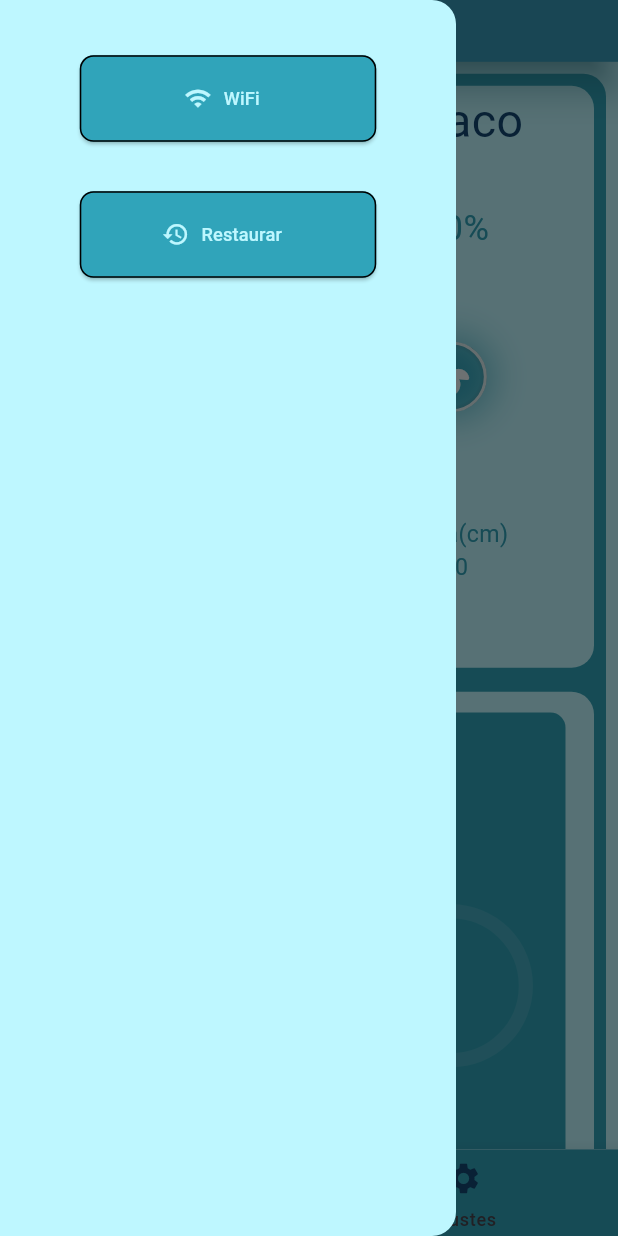
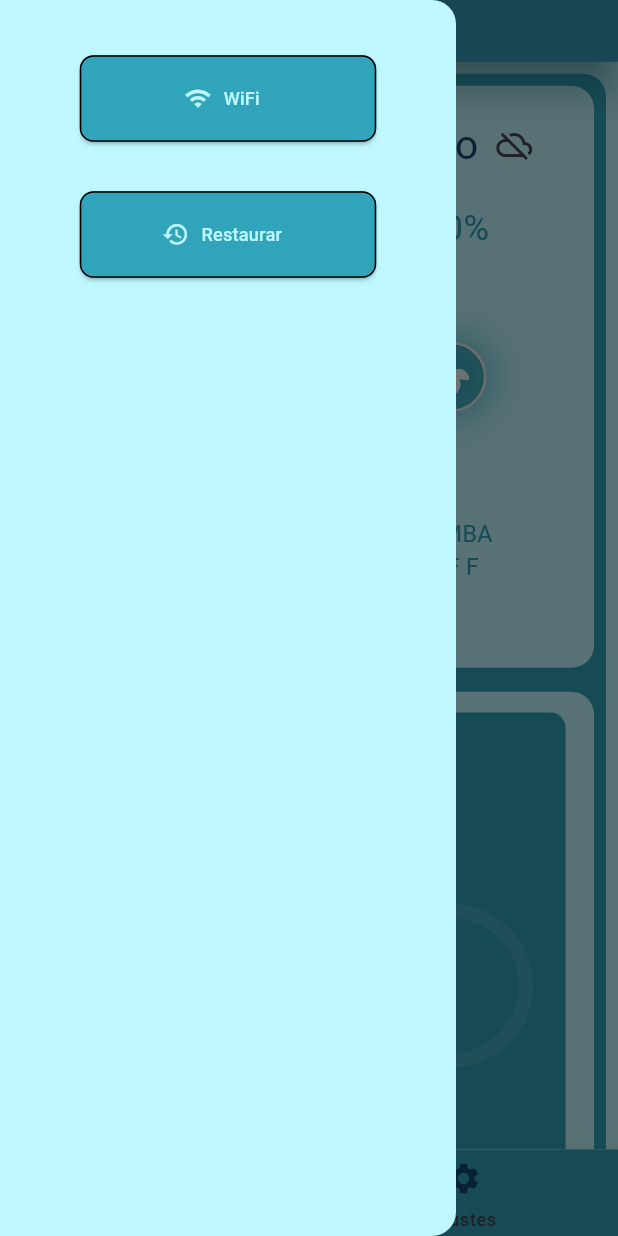
Before and after one commit to AldahirLg/WateLevelController, a Flutter app: the screen it shows after launch, with the side drawer open, on a phone screen of 412 x 824 dp. Run offline on Flutter 3.47's test engine with Material 3 defaults, Android fonts, the light colour scheme and no system bars; drawn by our look-alikes of percent_indicator; our stand-ins replace animated_toggle_switch, font_awesome_flutter, permission_handler, shared_preferences; missing offline and left inert: flutter_spinbox, network_tools_flutter, qrscan, web_socket_client, wifi_iot, wifi_scan.

Commit message:
last version

```diff
--- a/lib/views/levelController.dart
+++ b/lib/views/levelController.dart
@@ -117,13 +117,6 @@ class _WaterLevelControllerState extends State<WaterLevelController> {
 
     if (tankProvider.stateWs) {
       //Future.microtask(() => _showConnectionErrorDialog(context, tankProvider));
-    }
-
-    if (tankProvider.alert == 1 && !tankProvider.alertShow) {
-      //Future.microtask(() => alertShow(context, tankProvider));
-      tankProvider.changeAlertShow(true);
-    } else if (tankProvider.alert != 1) {
-      //tankProvider.changeAlertShow(false);
     }
 
     if (!tankProvider.stateWs) {}
@@ -248,7 +241,6 @@ class _WaterLevelControllerState extends State<WaterLevelController> {
                       mainAxisAlignment: MainAxisAlignment.center,
                       children: [
                         SizedBox(height: screenHeight * 0.03),
-
                         // Botón WiFi
                         _buildResponsiveButton(
                           context,
@@ -258,46 +250,7 @@ class _WaterLevelControllerState extends State<WaterLevelController> {
                               Navigator.pushNamed(context, '/config'),
                           screenSize: Size(screenWidth, screenHeight),
                         ),
-
-                        SizedBox(height: screenHeight * 0.02),
-
-                        // Botón Conectar
-                        /*_buildResponsiveButton(
-                          context,
-                          icon: Icons.cast_connected,
-                          label: 'Conectar',
-                          onPressed: () {
-                            _timer?.cancel();
-                            //tankProvider.setStateWS(false);
-                            //tankProvider.discoverESP32();
-                          },
-                          screenSize: Size(screenWidth, screenHeight),
-                        ),*/
-                        /*_buildResponsiveButton(
-                          context,
-                          icon: Icons.cast_connected,
-                          label: 'Cerrar',
-                          onPressed: () {
-                            //tankProvider.setStateWS(true);
-                            tankProvider.closeConnectionToServer();
-                          },
-                          screenSize: Size(screenWidth, screenHeight),
-                        ),
-
-                        SizedBox(height: screenHeight * 0.02),
-
-                        // Botón Configuración
-                        _buildResponsiveButton(
-                          context,
-                          icon: Icons.settings,
-                          label: 'Configuración',
-                          onPressed: () =>
-                              Navigator.pushNamed(context, '/setting'),
-                          screenSize: Size(screenWidth, screenHeight),
-                        ),*/
-
-                        SizedBox(height: screenHeight * 0.02),
-
+                        SizedBox(height: screenHeight * 0.04),
                         // Botón Restaurar
                         _buildResponsiveButton(
                           context,
@@ -306,25 +259,6 @@ class _WaterLevelControllerState extends State<WaterLevelController> {
                           onPressed: () => confirmRemove(context, tankProvider),
                           screenSize: Size(screenWidth, screenHeight),
                         ),
-
-                        //SizedBox(height: screenHeight * 0.04),
-
-                        // Indicador de conexión
-                        /*tankProvider.stateWs
-                            ? Container(
-                                width: screenWidth * 0.7,
-                                padding: EdgeInsets.symmetric(
-                                    horizontal: screenWidth * 0.05),
-                                child: Text(
-                                  tankProvider.indicator,
-                                  textAlign: TextAlign.center,
-                                  style: TextStyle(
-                                    fontSize: screenWidth * 0.035,
-                                    color: azulObscuro,
-                                  ),
-                                ),
-                              )
-                            : CircularProgressIndicator(color: azulClaro),*/
                       ],
                     ),
                   ),
@@ -349,23 +283,11 @@ class _WaterLevelControllerState extends State<WaterLevelController> {
                       height: MediaQuery.of(context).size.height,
                       child: Column(
                         children: [_containerCentral(tankProvider)],
-                      )
-
-                      /*IndexedStack(
-                  index: tankProvider.inde,
-                  children: [
-                    Column(children: [_containerCentral(tankProvider)]),
-                    Container(
-                      color: azulClaro,
-                      child: RandomImages(),
-                    )
-                  ],
-                ),*/
+                      )),
                 ),
               ),
             ),
-            ),
-            SizedBox.expand(child: confValueSistem(tankProvider))
+            SizedBox.expand(child: confValueSystem(tankProvider))
           ][currentPage]),
     );
   }
@@ -441,6 +363,8 @@ class _WaterLevelControllerState extends State<WaterLevelController> {
                 child: Padding(
                   padding: const EdgeInsets.all(0.8),
                   child: BuildButtons(
+                    alerState: tankProvider.alert,
+                    stateTinaco: tankProvider.espTinaco,
                     stateRele: tankProvider.rele,
                     tank: 'Tinaco',
                     containerHeigth: containerHeight,
@@ -462,15 +386,23 @@ class _WaterLevelControllerState extends State<WaterLevelController> {
     ));
   }
 
-  Widget confValueSistem(TankProvider tankProvider) {
+  ScaffoldFeatureController<SnackBar, SnackBarClosedReason> snackBarShow() {
+    return ScaffoldMessenger.of(context).showSnackBar(
+      SnackBar(
+        backgroundColor: azulObscuro,
+        content: const Text('No esta conectado'),
+        duration: const Duration(seconds: 2),
+      ),
+    );
+  }
+
+  Widget confValueSystem(TankProvider tankProvider) {
     final screenHeight = MediaQuery.of(context).size.height;
     final screenWidth = MediaQuery.of(context).size.height;
     return SingleChildScrollView(
       child: Padding(
           padding: const EdgeInsets.all(16.0),
           child: Column(
-            //mainAxisAlignment: MainAxisAlignment.center,
-            //crossAxisAlignment: CrossAxisAlignment.center,
             children: [
               // Título Tinaco
               Text(
@@ -482,22 +414,20 @@ class _WaterLevelControllerState extends State<WaterLevelController> {
                 ),
               ),
               const SizedBox(height: 10),
-              SpinBoxBuild(
+              spinBoxBuild(
+                  state: tankProvider.iniciar,
                   name: 'Altura del Tinaco (cm)',
                   screenWidth: screenWidth,
                   azulObscuro: azulObscuro,
                   value: tankProvider.alturaTinaco,
                   onChanged: (value) {
-                  //if (!tankProvider.channel) {
                     tankProvider.heightTin(value);
-                  //} else {
                     print('Canal Cerrado');
-                  // }
-                },
-              ),
+                  }),
 
               const SizedBox(height: 20),
-              SpinBoxBuild(
+              spinBoxBuild(
+                  state: tankProvider.iniciar,
                   name: 'Iniciar en %',
                   screenWidth: screenWidth,
                   azulObscuro: azulObscuro,
@@ -507,7 +437,8 @@ class _WaterLevelControllerState extends State<WaterLevelController> {
                   }),
 
               const SizedBox(height: 20),
-              SpinBoxBuild(
+              spinBoxBuild(
+                  state: tankProvider.iniciar,
                   name: 'Detener en %',
                   screenWidth: screenWidth,
                   azulObscuro: azulObscuro,
@@ -528,7 +459,8 @@ class _WaterLevelControllerState extends State<WaterLevelController> {
                 ),
               ),
               const SizedBox(height: 10),
-              SpinBoxBuild(
+              spinBoxBuild(
+                  state: tankProvider.iniciar,
                   name: 'Altura de la Cisterna (cm)',
                   screenWidth: screenWidth,
                   azulObscuro: azulObscuro,
@@ -539,7 +471,8 @@ class _WaterLevelControllerState extends State<WaterLevelController> {
               // Altura de la Cisterna
 
               const SizedBox(height: 20),
-              SpinBoxBuild(
+              spinBoxBuild(
+                  state: tankProvider.iniciar,
                   name: 'Iniciar en %',
                   screenWidth: screenWidth,
                   azulObscuro: azulObscuro,
@@ -548,11 +481,8 @@ class _WaterLevelControllerState extends State<WaterLevelController> {
                     tankProvider.limMinC(value);
                   }),
               // Iniciar en % (Cisterna)
-
               const SizedBox(height: 20),
-
               // Título Iniciar Proceso
-
               SizedBox(
                 height:
                     MediaQuery.of(context).orientation == Orientation.portrait
@@ -605,6 +535,8 @@ class _WaterLevelControllerState extends State<WaterLevelController> {
                 child: Padding(
                   padding: const EdgeInsets.all(0.8),
                   child: BuildButtons(
+                    alerState: tankProvider.alert,
+                    stateTinaco: tankProvider.espTinaco,
                     stateRele: tankProvider.rele,
                     tank: 'Cisterna',
                     containerHeigth: containerHeight,
@@ -728,7 +660,6 @@ class _WaterLevelControllerState extends State<WaterLevelController> {
               TextButton(
                   onPressed: () {
                     Navigator.of(context).pop();
-                    provider.alertState(0);
                   },
                   child: Text(
                     'Desactivar',
@@ -761,7 +692,8 @@ class _WaterLevelControllerState extends State<WaterLevelController> {
             borderRadius: BorderRadius.circular(screenSize.width * 0.03),
           ),
         ),
-        onPressed: onPressed,
+        onLongPress: onPressed,
+        onPressed: null,
         icon: Icon(icon, size: screenSize.width * 0.06),
         label: Text(
           label,
--- a/lib/views/setting_ view.dart
+++ b/lib/views/setting_ view.dart
@@ -57,7 +57,8 @@ class _SettingViewState extends State<SettingView> {
                   ),
                 ),
                 const SizedBox(height: 10),
-                SpinBoxBuild(
+                spinBoxBuild(
+                  state: tankProvider.iniciar,
                   name: 'Altura del Tinaco (cm)',
                   screenWidth: screenWidth,
                   azulObscuro: azulObscuro,
@@ -72,7 +73,8 @@ class _SettingViewState extends State<SettingView> {
                 ),
 
                 const SizedBox(height: 20),
-                SpinBoxBuild(
+                spinBoxBuild(
+                    state: tankProvider.iniciar,
                     name: 'Iniciar en %',
                     screenWidth: screenWidth,
                     azulObscuro: azulObscuro,
@@ -82,7 +84,8 @@ class _SettingViewState extends State<SettingView> {
                     }),
 
                 const SizedBox(height: 20),
-                SpinBoxBuild(
+                spinBoxBuild(
+                    state: tankProvider.iniciar,
                     name: 'Detener en %',
                     screenWidth: screenWidth,
                     azulObscuro: azulObscuro,
@@ -103,7 +106,8 @@ class _SettingViewState extends State<SettingView> {
                   ),
                 ),
                 const SizedBox(height: 10),
-                SpinBoxBuild(
+                spinBoxBuild(
+                    state: tankProvider.iniciar,
                     name: 'Altura de la Cisterna (cm)',
                     screenWidth: screenWidth,
                     azulObscuro: azulObscuro,
@@ -114,7 +118,8 @@ class _SettingViewState extends State<SettingView> {
                 // Altura de la Cisterna
 
                 const SizedBox(height: 20),
-                SpinBoxBuild(
+                spinBoxBuild(
+                    state: tankProvider.iniciar,
                     name: 'Iniciar en %',
                     screenWidth: screenWidth,
                     azulObscuro: azulObscuro,
@@ -158,12 +163,13 @@ class _SettingViewState extends State<SettingView> {
   }
 }
 
-Widget SpinBoxBuild(
+Widget spinBoxBuild(
     {required String name,
     required final double screenWidth,
     required final Color azulObscuro,
     required final double value,
-    required final ValueChanged<double> onChanged}) {
+    required final ValueChanged<double> onChanged,
+    required final bool state}) {
   return SpinBox(
       decoration: InputDecoration(
         floatingLabelAlignment: FloatingLabelAlignment.center,
@@ -187,9 +193,10 @@ Widget SpinBoxBuild(
         color: azulObscuro,
         fontSize: screenWidth * 0.025,
       ),
+      enabled: state ? false : true,
       step: 5,
       min: 0,
       max: 400,
       value: value,
-      onChanged: onChanged);
+      onSubmitted: onChanged);
 }
--- a/lib/widgets/buildButons.dart
+++ b/lib/widgets/buildButons.dart
@@ -10,9 +10,11 @@ class BuildButtons extends StatelessWidget {
 
   final double valuemax;
   final bool stateRele;
+  final bool stateTinaco;
+  final bool alerState;
 
-  const BuildButtons({
-    super.key,
+  const BuildButtons(
+      {super.key,
       required this.tank,
       required this.containerHeigth,
       required this.onChanged,
@@ -20,7 +22,8 @@ class BuildButtons extends StatelessWidget {
       required this.valuemax,
       required this.porcentaje,
       required this.stateRele,
-  });
+      required this.stateTinaco,
+      required this.alerState});
 
   @override
   Widget build(BuildContext context) {
@@ -31,9 +34,34 @@ class BuildButtons extends StatelessWidget {
       children: [
         Expanded(
           flex: 1,
-          child: Text(tank,
+          child: Row(
+            mainAxisAlignment: MainAxisAlignment.center,
+            children: [
+              Text(tank,
                   style: TextStyle(
-                  fontSize: containerHeigth * 0.08, color: azulObscuro)),
+                      fontSize: containerHeigth * 0.07, color: azulObscuro)),
+              tank == 'Tinaco'
+                  ? IconButton(
+                      onPressed: () {
+                        if (stateTinaco) {
+                          return;
+                        }
+                        ScaffoldMessenger.of(context).showSnackBar(
+                          SnackBar(
+                            backgroundColor: azulObscuro,
+                            content:
+                                const Text('No hay conexion con el Tinaco'),
+                            duration: const Duration(seconds: 2),
+                          ),
+                        );
+                      },
+                      icon: Icon(stateTinaco
+                          ? Icons.cloud_outlined
+                          : Icons.cloud_off_outlined),
+                    )
+                  : const Text('')
+            ],
+          ),
         ),
         Expanded(
             flex: 1,
@@ -45,7 +73,48 @@ class BuildButtons extends StatelessWidget {
                   style: TextStyle(
                       fontSize: containerHeight * 0.3, color: azulClaro));
             })),
-        RotatingFan(
+        alerState
+            ? Expanded(
+                flex: 2,
+                child: LayoutBuilder(builder: (context, constraints) {
+                  double maxHeight = constraints.maxHeight;
+                  double maxWidth = constraints.maxHeight;
+                  return Column(
+                    mainAxisAlignment: MainAxisAlignment.center,
+                    children: [
+                      Text(
+                        'Alerta!!',
+                        maxLines: 2,
+                        style: TextStyle(
+                            fontSize: maxWidth * 0.1, color: azulObscuro),
+                      ),
+                      Text(
+                        'Haz click en el Icono',
+                        style: TextStyle(
+                            fontSize: maxWidth * 0.1, color: azulObscuro),
+                      ),
+                      IconButton(
+                          onPressed: () {
+                            ScaffoldMessenger.of(context).showSnackBar(
+                              SnackBar(
+                                backgroundColor: azulObscuro,
+                                content: const Text(
+                                    'No esta subiendo el agua revisa tu bomba y el manual',
+                                    maxLines: 2),
+                                duration: const Duration(seconds: 2),
+                              ),
+                            );
+                          },
+                          icon: Icon(
+                            Icons.warning,
+                            size: maxWidth * 0.2,
+                            color: azulObscuro,
+                          ))
+                    ],
+                  );
+                }),
+              )
+            : RotatingFan(
                 isActive: stateRele,
               ),
         Expanded(
@@ -57,12 +126,13 @@ class BuildButtons extends StatelessWidget {
             return Column(
               mainAxisAlignment: MainAxisAlignment.center,
               children: [
-                Text('Altura(cm)',
+                Text('BOMBA',
                     style: TextStyle(
                         fontSize: containerHeight * 0.1, color: azulClaro)),
-                Text('$valuePercent',
+                Text(stateRele ? 'O N' : 'O F F',
                     style: TextStyle(
-                        fontSize: containerHeight * 0.1, color: azulClaro))
+                        fontSize: containerHeight * 0.1,
+                        color: stateRele ? azulObscuro : azulClaro))
               ],
             );
           }),
```
Also changed, not shown: lib/provider/Tankprovider.dart (+10 -3 lines). Lines whose indentation alone changed are shown as unchanged.
